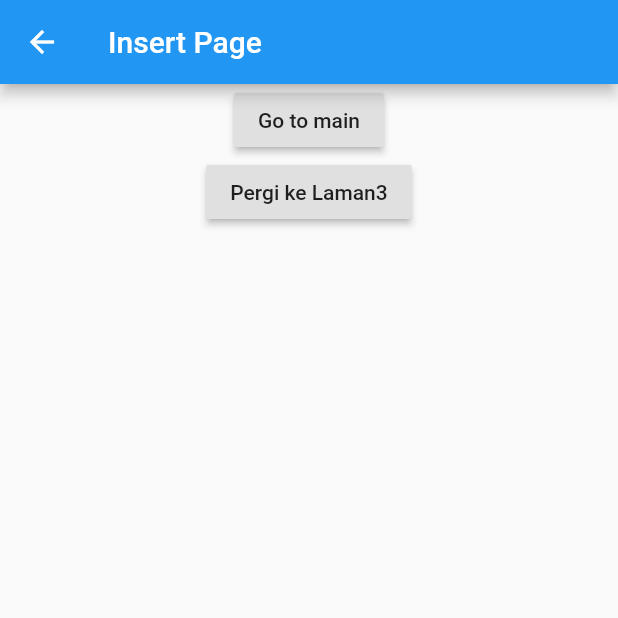
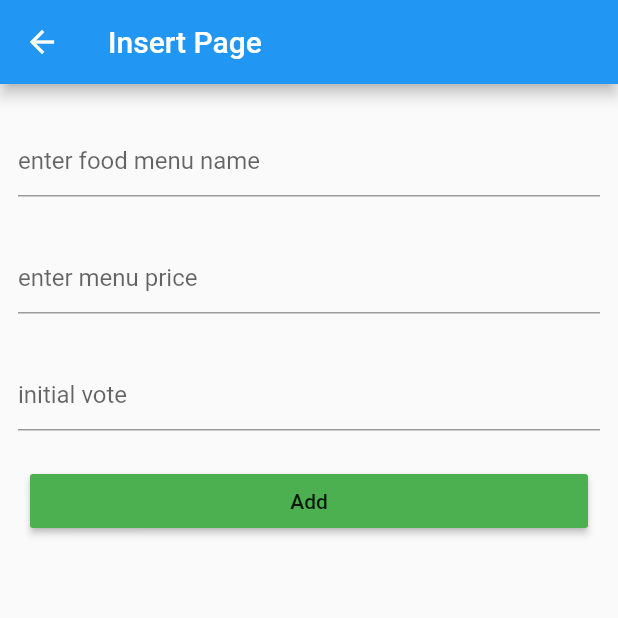
Before and after one commit to khirulnizam/makanapps, a Flutter app: the InsertPage screen opened by its route, on a phone screen of 412 x 824 dp, the top half of it. Run offline on Flutter 3.47's test engine with Material 2 defaults, Android fonts, the phone set to English and light mode, and no system bars; our stand-ins replace cloud_firestore; accounts and stored records are empty.

Commit message:
update insertpage.dart

```diff
--- a/makanapps/lib/insertpage.dart
+++ b/makanapps/lib/insertpage.dart
@@ -1,44 +1,67 @@
 //class InsertPage
 import 'package:flutter/material.dart';
+import 'package:cloud_firestore/cloud_firestore.dart';
 
 class InsertPage extends StatelessWidget{
+  final db = Firestore.instance;
+  TextEditingController _name, _votes, _price = TextEditingController();
   @override
   Widget build(BuildContext context){
     //our code
     return Scaffold(
       appBar: new AppBar(title: new Text('Insert Page'),),
-      body: new Center(
-        //elements here
-        child: new Column(
-          children: <Widget>[
-            new RaisedButton(
-                child: const Text('Go to main'),
-                onPressed: (){
-
-                  //navigate to PageTwo by router
-                  //Navigator.of(context).pushNamed('/page2');
-                  //Navigator.push(context,
-                  //  MaterialPageRoute(builder: (context)=> PageTwo())
-                  //);
-
+      body: ListView(
+        padding: EdgeInsets.all(12.0),
+        children: <Widget>[
+          Padding(//TextField ID
+            padding: EdgeInsets.symmetric(vertical: 15.0),
+            child: TextField(
+              controller: _name,
+              decoration: InputDecoration(hintText: 'enter food menu name'),
+            ),
+          ),
+          Padding(//TextField name
+            padding: EdgeInsets.symmetric(vertical: 15.0),
+            child: TextField(
+              controller: _price,
+              decoration: InputDecoration(hintText: 'enter menu price'),
+            ),
+          ),
+          Padding(//TextField name
+            padding: EdgeInsets.symmetric(vertical: 15.0),
+            child: TextField(
+              controller: _votes,
+              decoration: InputDecoration(hintText: 'initial vote'),
+            ),
+          ),
+          Padding(
+            padding: const EdgeInsets.all(8.0),
+            child: RaisedButton(
+              child: Text('Add'),
+              color: Colors.green,
+              onPressed: () async {
+                //auto-id provided by firebase
+                await db.collection('makanplace')
+                .add({'name': _name.text,'price': _price.text,'votes': _votes.text}
+                );
+              },
+            ),
+          ),
+          SizedBox(height: 20.0),
+          StreamBuilder<QuerySnapshot>(
+              stream: db.collection('makanplace').snapshots(),
+              builder: (context, snapshot) {
+                if (snapshot.hasData) {
+                  return Column(
+                    children: snapshot.data.documents.map((doc) {
+                      return ListTile(title: Text(doc.data['name']));
+                    }).toList(),
+                  );
+                } else {
+                  return SizedBox();
                 }
-            ), //RaisedButton to p1
-
-            new RaisedButton(
-                child: const Text('Pergi ke Laman3'),
-                onPressed: (){
-
-                  //navigate to PageThree by router
-                  //Navigator.of(context).pushNamed('/page3');
-                  //Navigator.push(context,
-                  //  MaterialPageRoute(builder: (context)=> PageThree())
-                  //);
-
-                }
-            ), //RaisedButton to p3
-
-          ],
-        ),
+              }),
+        ],
       ),
     );
   }//end Widget
```
